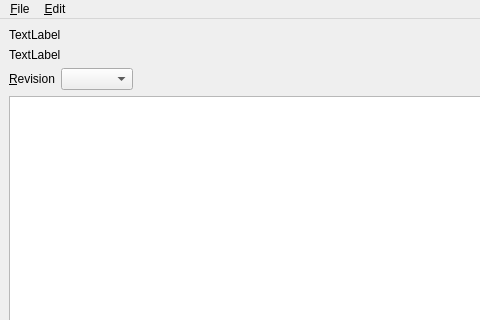
Before: the Qt Designer form branches/trunk/UI/spot-on-pageviewer.ui in textbrowser/spot-on, drawn with Qt 5; both pictures show x 0 to 480 and y 0 to 320 of the 800 by 600 pixel window.
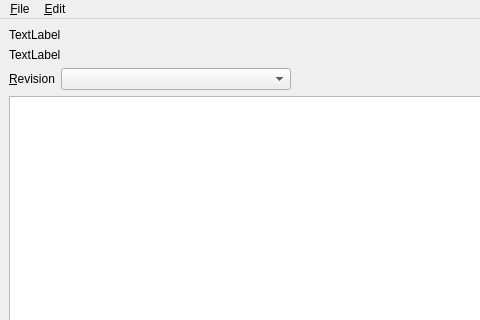
After: the same form once the commit is applied. Icons and pictures are not drawn. Custom widgets are drawn as their Qt base class.

The edit to the form file:
```diff
--- a/branches/trunk/UI/spot-on-pageviewer.ui
+++ b/branches/trunk/UI/spot-on-pageviewer.ui
@@ -53,6 +53,9 @@
         <property name="sizeAdjustPolicy">
          <enum>QComboBox::AdjustToContents</enum>
         </property>
+        <property name="minimumContentsLength">
+         <number>25</number>
+        </property>
        </widget>
       </item>
       <item>
```
Left out of the diff: 2 changed lines with no effect on the pictures.
